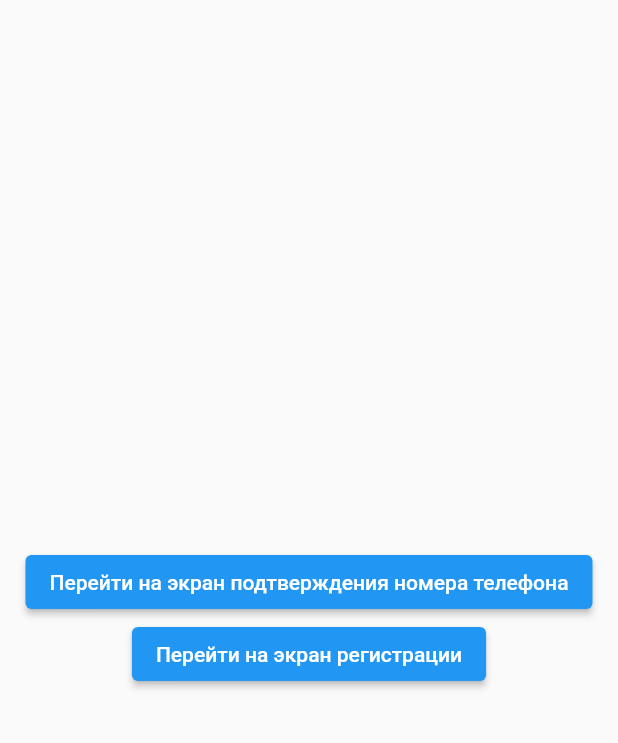
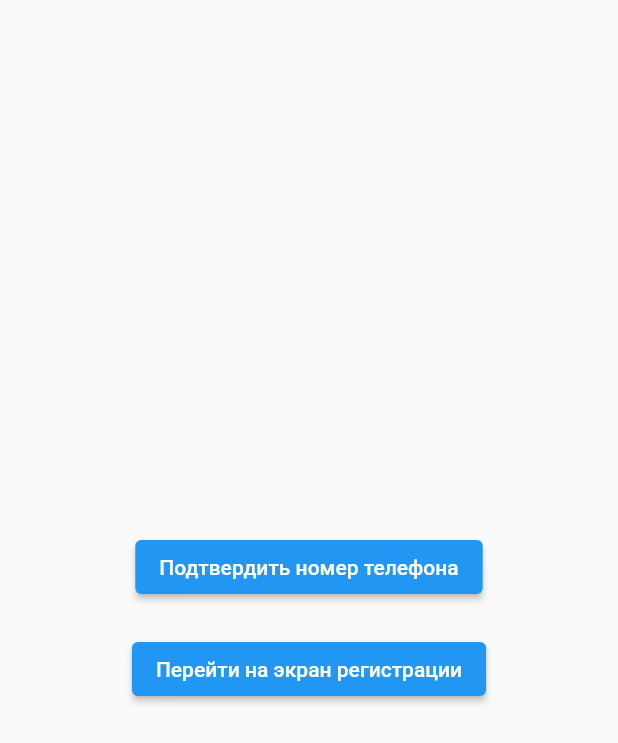
Before and after one commit to itgirlschool/mobile8_project1, a Flutter app: the screen it shows after launch, on a phone screen of 412 x 824 dp. Shown: the top 743 px of the screen. Run offline on Flutter 3.47's test engine with Material 2 defaults, Android fonts, the light colour scheme and no system bars; our stand-ins replace pinput, shared_preferences.

Commit message:
Подравняла кнопки на главном экране

```diff
--- a/lib/main.dart
+++ b/lib/main.dart
@@ -37,11 +37,15 @@ class _MyHomePageState extends State<MyHomePage> {
       // appBar: AppBar(
       //   title: Text(widget.title),
       // ),
-      body: Center(
-        child: Column(mainAxisAlignment: MainAxisAlignment.center, children: <
-            Widget>[
+      body: Container(
+        padding: const EdgeInsets.all(20),
+        margin: const EdgeInsets.all(50),
+        child: Center(
+          child: Column(
+              mainAxisAlignment: MainAxisAlignment.center,
+              children: <Widget>[
                 ElevatedButton(
-            child: const Text('Перейти на экран подтверждения номера телефона'),
+                  child: const Text('Подтвердить номер телефона'),
                   onPressed: () {
                     Navigator.push(
                       context,
@@ -51,17 +55,22 @@ class _MyHomePageState extends State<MyHomePage> {
                     );
                   },
                 ),
+                const SizedBox(
+                  height: 20,
+                ),
                 ElevatedButton(
                   child: const Text('Перейти на экран регистрации'),
                   onPressed: () {
                     Navigator.push(
                       context,
-                MaterialPageRoute(builder: (context) => const FormScreen()),
+                      MaterialPageRoute(
+                          builder: (context) => const FormScreen()),
                     );
                   },
                 ),
               ]),
         ),
+      ),
     );
   }
 }
```
Lines whose indentation alone changed are shown as unchanged.
